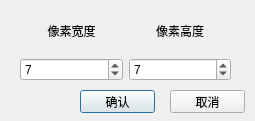
This is contour/blur.ui in BugAngel/ImageProcessingTeachingSoftware as Qt 5 draws it before an edit. The edited form follows.
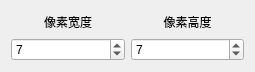
This is the edited form.

What changed in the file:
```diff
--- a/contour/blur.ui
+++ b/contour/blur.ui
@@ -7,51 +7,14 @@
     <x>0</x>
     <y>0</y>
     <width>255</width>
-    <height>121</height>
+    <height>72</height>
    </rect>
   </property>
   <property name="windowTitle">
    <string>Dialog</string>
   </property>
-  <widget class="QPushButton" name="pushButton">
-   <property name="geometry">
-    <rect>
-     <x>80</x>
-     <y>90</y>
-     <width>75</width>
-     <height>23</height>
-    </rect>
-   </property>
-   <property name="text">
-    <string>确认</string>
-   </property>
-  </widget>
-  <widget class="QPushButton" name="pushButton_2">
-   <property name="geometry">
-    <rect>
-     <x>170</x>
-     <y>90</y>
-     <width>75</width>
-     <height>23</height>
-    </rect>
-   </property>
-   <property name="text">
-    <string>取消</string>
-   </property>
-  </widget>
-  <widget class="QWidget" name="">
-   <property name="geometry">
-    <rect>
-     <x>20</x>
-     <y>10</y>
-     <width>211</width>
-     <height>71</height>
-    </rect>
-   </property>
-   <layout class="QVBoxLayout" name="verticalLayout">
-    <item>
-     <layout class="QHBoxLayout" name="horizontalLayout">
-      <item>
+  <layout class="QGridLayout" name="gridLayout">
+   <item row="0" column="0">
        <widget class="QLabel" name="label">
         <property name="text">
          <string>像素宽度</string>
@@ -61,7 +24,7 @@
         </property>
        </widget>
       </item>
-      <item>
+   <item row="0" column="1">
        <widget class="QLabel" name="label_2">
         <property name="text">
          <string>像素高度</string>
@@ -71,11 +34,7 @@
         </property>
        </widget>
       </item>
-     </layout>
-    </item>
-    <item>
-     <layout class="QHBoxLayout" name="horizontalLayout_2">
-      <item>
+   <item row="1" column="0">
        <widget class="QSpinBox" name="spinBox">
         <property name="minimum">
          <number>1</number>
@@ -88,7 +47,7 @@
         </property>
        </widget>
       </item>
-      <item>
+   <item row="1" column="1">
        <widget class="QSpinBox" name="spinBox_2">
         <property name="minimum">
          <number>1</number>
@@ -102,9 +61,6 @@
        </widget>
       </item>
      </layout>
-    </item>
-   </layout>
-  </widget>
  </widget>
  <resources/>
  <connections/>
```
Lines whose indentation alone changed are shown as unchanged.
